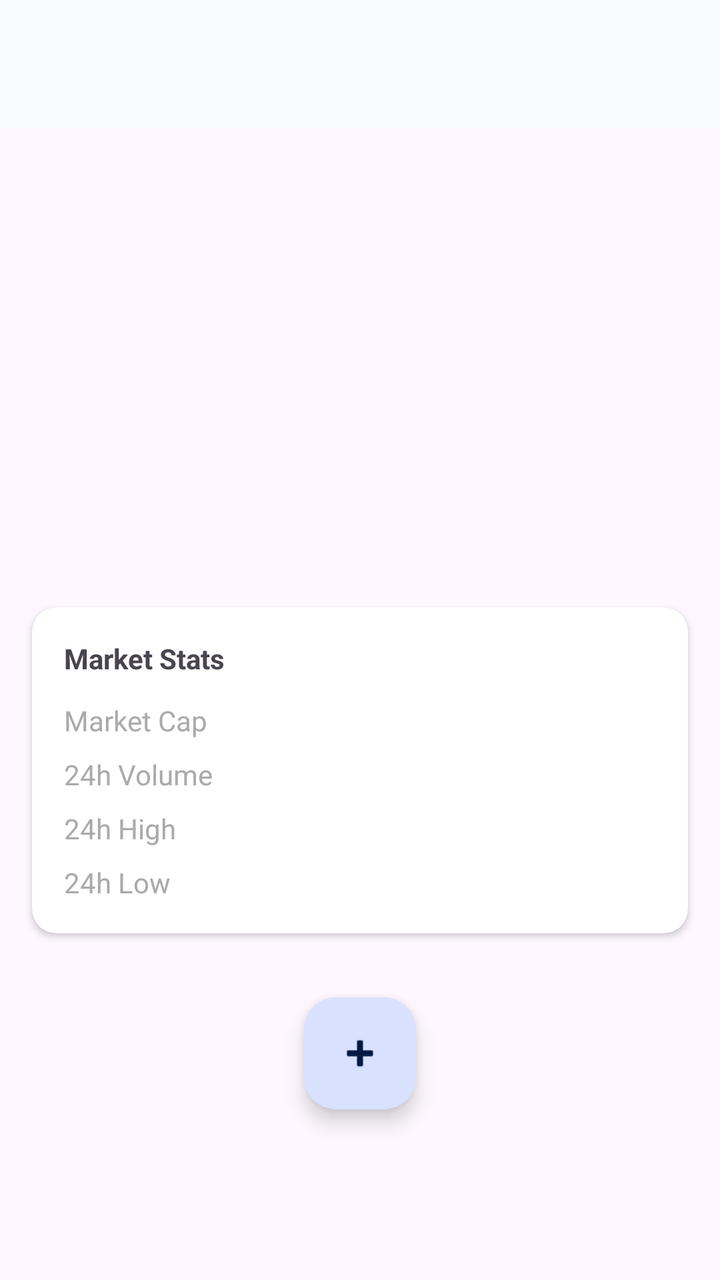
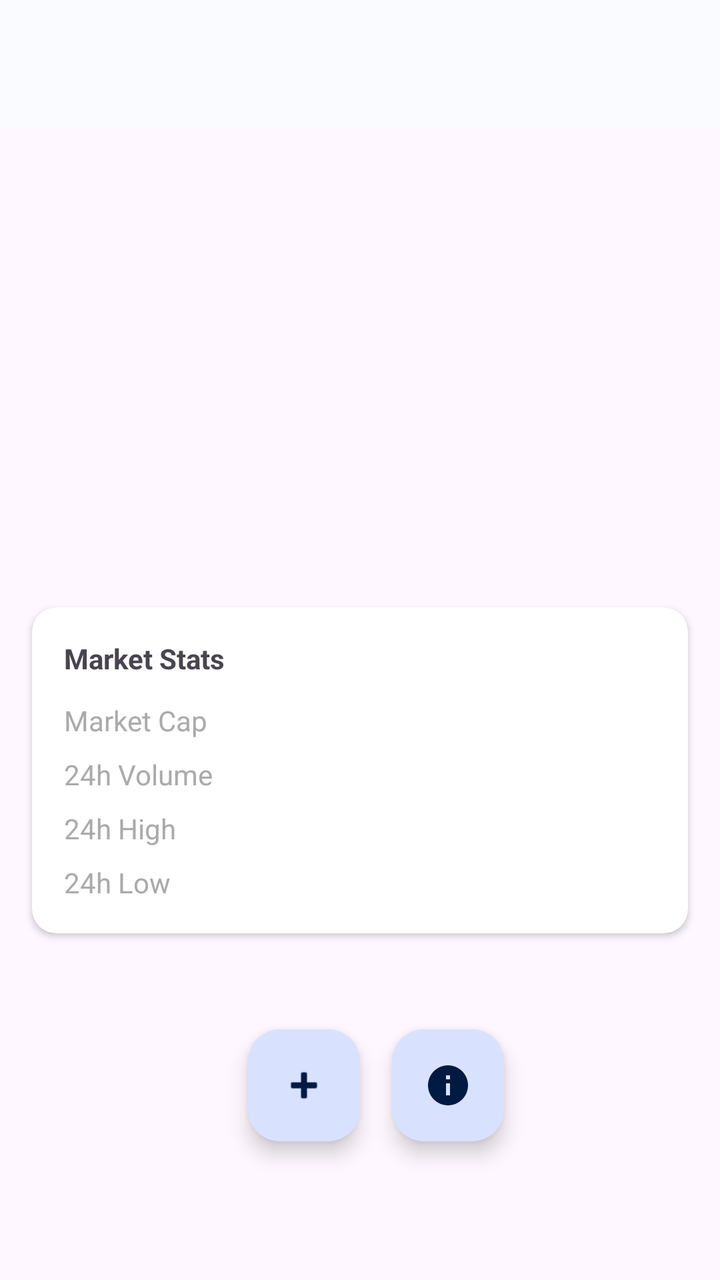

An Android layout rendered at two revisions. The XML below is the earlier revision; the diff shows what the commit changed to produce the second picture.
<!-- AndroidManifest.xml: application theme Theme.CryptoTracker -->
<!-- res/layout/activity_coin_detail.xml -->
<?xml version="1.0" encoding="utf-8"?>
<androidx.core.widget.NestedScrollView
    xmlns:android="http://schemas.android.com/apk/res/android"
    xmlns:app="http://schemas.android.com/apk/res-auto"
    android:layout_width="match_parent"
    android:layout_height="match_parent">
    <LinearLayout
        android:layout_width="match_parent"
        android:layout_height="wrap_content"
        android:orientation="vertical">

        <com.google.android.material.appbar.AppBarLayout
            android:layout_width="match_parent"
            android:layout_height="wrap_content">

            <com.google.android.material.appbar.MaterialToolbar
                android:id="@+id/toolbar"
                android:layout_width="match_parent"
                android:layout_height="?attr/actionBarSize"/>
        </com.google.android.material.appbar.AppBarLayout>

        <ImageView
            android:id="@+id/coinImage"
            android:layout_width="80dp"
            android:layout_height="80dp"
            android:layout_gravity="center"
            android:layout_margin="16dp"
            android:contentDescription="Coin image"/>

        <TextView
            android:id="@+id/coinName"
            android:layout_width="wrap_content"
            android:layout_height="wrap_content"
            android:layout_gravity="center"
            android:textSize="24sp"
            android:textStyle="bold"/>

        <TextView
            android:id="@+id/coinPrice"
            android:layout_width="wrap_content"
            android:layout_height="wrap_content"
            android:layout_gravity="center"
            android:textSize="32sp"
            android:textStyle="bold"
            android:layout_marginTop="8dp"/>
        <TextView
            android:id="@+id/coinChange"
            android:layout_width="wrap_content"
            android:layout_height="wrap_content"
            android:layout_gravity="center"
            android:textSize="18sp"
            android:layout_marginTop="4dp"/>

        <androidx.cardview.widget.CardView
            android:layout_width="match_parent"
            android:layout_height="wrap_content"
            android:layout_margin="16dp"
            app:cardCornerRadius="12dp"
            app:cardElevation="2dp">
        <LinearLayout
                android:layout_width="match_parent"
                android:layout_height="wrap_content"
                android:orientation="vertical"
                android:padding="16dp">

                <TextView
                    android:layout_width="wrap_content"
                    android:layout_height="wrap_content"
                    android:text="Market Stats"
                    android:textStyle="bold"
                    android:layout_marginBottom="12dp"/>

            <LinearLayout
                android:layout_width="match_parent"
                android:layout_height="wrap_content"
                android:orientation="horizontal"
                android:layout_marginBottom="8dp">

                <TextView
                    android:layout_width="0dp"
                    android:layout_height="wrap_content"
                    android:layout_weight="1"
                    android:text="Market Cap"
                    android:textColor="@android:color/darker_gray"/>

                <TextView
                    android:id="@+id/coinMarketCap"
                    android:layout_width="wrap_content"
                    android:layout_height="wrap_content"
                    android:textStyle="bold"/>

            </LinearLayout>


            <LinearLayout
                android:layout_width="match_parent"
                android:layout_height="wrap_content"
                android:orientation="horizontal"
                android:layout_marginBottom="8dp">

                <TextView
                    android:layout_width="0dp"
                    android:layout_height="wrap_content"
                    android:layout_weight="1"
                    android:text="24h Volume"
                    android:textColor="@android:color/darker_gray"/>
                <TextView
                    android:id="@+id/coinVolume"
                    android:layout_width="wrap_content"
                    android:layout_height="wrap_content"
                    android:textStyle="bold"/>
            </LinearLayout>

            <LinearLayout
                android:layout_width="match_parent"
                android:layout_height="wrap_content"
                android:orientation="horizontal"
                android:layout_marginBottom="8dp">

                <TextView
                    android:layout_width="0dp"
                    android:layout_height="wrap_content"
                    android:layout_weight="1"
                    android:text="24h High"
                    android:textColor="@android:color/darker_gray"/>

                <TextView
                    android:id="@+id/coinHigh"
                    android:layout_width="wrap_content"
                    android:layout_height="wrap_content"
                    android:textStyle="bold"/>
            </LinearLayout>

            <LinearLayout
                android:layout_width="match_parent"
                android:layout_height="wrap_content"
                android:orientation="horizontal">

                <TextView
                    android:layout_width="0dp"
                    android:layout_height="wrap_content"
                    android:layout_weight="1"
                    android:text="24h Low"
                    android:textColor="@android:color/darker_gray"/>

                <TextView
                    android:id="@+id/coinLow"
                    android:layout_width="wrap_content"
                    android:layout_height="wrap_content"
                    android:textStyle="bold"/>
            </LinearLayout>
        </LinearLayout>


        </androidx.cardview.widget.CardView>

        <com.google.android.material.floatingactionbutton.FloatingActionButton
            android:id="@+id/fabAddToPortfolio"
            android:layout_width="wrap_content"
            android:layout_height="wrap_content"
            android:layout_gravity="center"
            android:layout_margin="16dp"
            android:contentDescription="Add to portfolio"
            app:srcCompat="@android:drawable/ic_input_add"/>
    </LinearLayout>

</androidx.core.widget.NestedScrollView>
<!-- resources referenced by this layout -->
<resources>
  <style name="Theme.CryptoTracker" parent="Theme.Material3.Light.NoActionBar">
    <item name="colorPrimary">@color/md_theme_primary</item>
    <item name="colorOnPrimary">@color/md_theme_onPrimary</item>
    <item name="colorPrimaryContainer">@color/md_theme_primaryContainer</item>
    <item name="colorOnPrimaryContainer">@color/md_theme_onPrimaryContainer</item>
    <item name="colorSecondary">@color/md_theme_secondary</item>
    <item name="colorOnSecondary">@color/md_theme_onSecondary</item>
    <item name="colorSurface">@color/md_theme_surface</item>
    <item name="colorOnSurface">@color/md_theme_onSurface</item>
    <item name="colorError">@color/md_theme_error</item>
   </style>
  <color name="md_theme_primary">#1B6EF3</color>
  <color name="md_theme_onPrimary">#FFFFFF</color>
  <color name="md_theme_primaryContainer">#D8E2FF</color>
  <color name="md_theme_onPrimaryContainer">#001A41</color>
  <color name="md_theme_secondary">#575E71</color>
  <color name="md_theme_onSecondary">#FFFFFF</color>
  <color name="md_theme_surface">#FAFBFF</color>
  <color name="md_theme_onSurface">#1A1B1F</color>
  <color name="md_theme_error">#BA1A1A</color>
</resources>

<!-- the commit's change to res/layout/activity_coin_detail.xml (unified diff, before → after) -->
@@ -154,6 +154,14 @@
 
         </androidx.cardview.widget.CardView>
 
+        <LinearLayout
+            android:layout_width="match_parent"
+            android:layout_height="wrap_content"
+            android:orientation="horizontal"
+            android:gravity="center"
+            android:layout_margin="16dp"
+            android:layout_marginTop="8dp">
+
         <com.google.android.material.floatingactionbutton.FloatingActionButton
             android:id="@+id/fabAddToPortfolio"
             android:layout_width="wrap_content"
@@ -162,6 +170,52 @@
             android:layout_margin="16dp"
             android:contentDescription="Add to portfolio"
             app:srcCompat="@android:drawable/ic_input_add"/>
+
+        <com.google.android.material.floatingactionbutton.FloatingActionButton
+            android:id="@+id/infoButton"
+            android:layout_width="wrap_content"
+            android:layout_height="wrap_content"
+            android:contentDescription="About"
+            app:srcCompat="@android:drawable/ic_info"
+            app:fabSize="mini"/>
+
     </LinearLayout>
 
+        <androidx.cardview.widget.CardView
+            android:id="@+id/descriptionCard"
+            android:layout_width="match_parent"
+            android:layout_height="wrap_content"
+            android:layout_margin="16dp"
+            android:visibility="gone"
+            app:cardCornerRadius="12dp"
+            app:cardElevation="2dp">
+
+            <LinearLayout
+                android:layout_width="match_parent"
+                android:layout_height="wrap_content"
+                android:orientation="vertical"
+                android:padding="16dp">
+
+                <TextView
+                    android:layout_width="wrap_content"
+                    android:layout_height="wrap_content"
+                    android:text="About"
+                    android:textSize="18sp"
+                    android:textStyle="bold"
+                    android:layout_marginBottom="12dp"/>
+
+                <TextView
+                    android:id="@+id/coinDescription"
+                    android:layout_width="match_parent"
+                    android:layout_height="wrap_content"
+                    android:textSize="14sp"
+                    android:lineSpacingMultiplier="1.5"
+                    android:textColor="?attr/colorOnSurface"/>
+
+            </LinearLayout>
+        </androidx.cardview.widget.CardView>
+
+
+    </LinearLayout>
+
 </androidx.core.widget.NestedScrollView>
